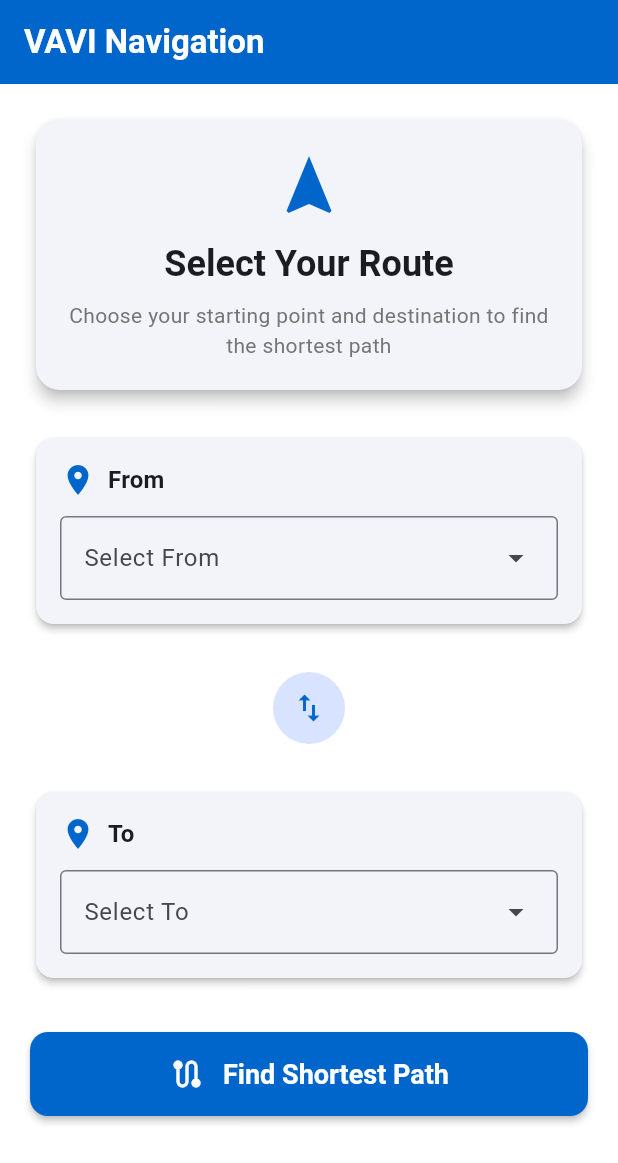
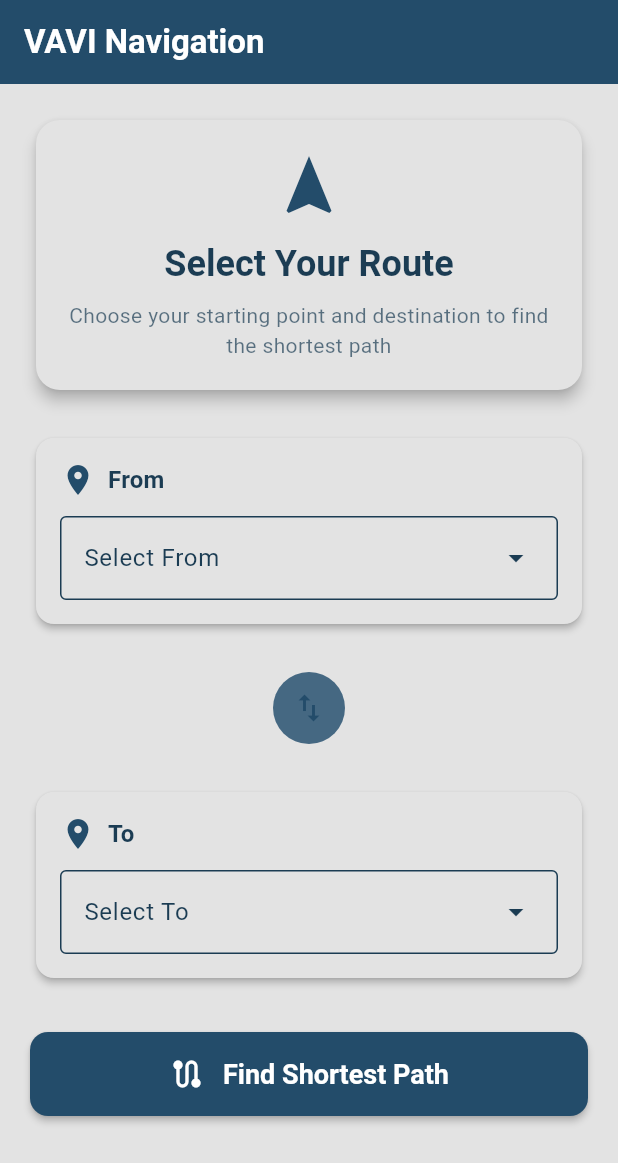
Before and after one commit to ceydakuscuoglu/VaviApp, a Flutter app: the screen it shows after launch, on a phone screen of 412 x 824 dp. Shown: the top 1163 px of the screen. Run offline on Flutter 3.47's test engine with Material 3 defaults, Android fonts, the phone set to English and light mode, and no system bars.

Commit message:
color update

```diff
--- a/lib/main.dart
+++ b/lib/main.dart
@@ -21,33 +21,50 @@ class VaviApp extends StatelessWidget {
       title: 'VAVI - Voice Assistant for Visually Impaired',
       debugShowCheckedModeBanner: false,
       theme: ThemeData(
-        // High contrast theme for visually impaired users
+        // Custom color palette for visually impaired users
         brightness: Brightness.light,
-        primaryColor: const Color(0xFF0066CC),
-        colorScheme: ColorScheme.fromSeed(
-          seedColor: const Color(0xFF0066CC),
-          brightness: Brightness.light,
-          // High contrast colors
-          primary: const Color(0xFF0066CC),
-          secondary: const Color(0xFF0066CC),
-          surface: Colors.white,
+        primaryColor: const Color(0xFF234C6A), // Medium muted blue
+        colorScheme: ColorScheme.light(
+          // Primary colors from palette
+          primary: const Color(0xFF234C6A), // #234C6A - slightly lighter muted blue
+          onPrimary: Colors.white,
+          primaryContainer: const Color(0xFF456882), // #456882 - medium desaturated blue-grey
+          onPrimaryContainer: Colors.white,
+
+          // Secondary/Accent colors
+          secondary: const Color(0xFF1B3C53), // #1B3C53 - dark muted blue
+          onSecondary: Colors.white,
+          secondaryContainer: const Color(0xFF456882), // #456882 - medium desaturated blue-grey
+          onSecondaryContainer: Colors.white,
+
+          // Surface colors
+          surface: const Color(0xFFE3E3E3), // #E3E3E3 - very light grey
+          onSurface: const Color(0xFF1B3C53), // Dark blue for text on light surface
+          surfaceContainerHighest: const Color(0xFF456882).withOpacity(0.2),
+
+          // Background
+          background: const Color(0xFFE3E3E3), // #E3E3E3 - very light grey
+          onBackground: const Color(0xFF1B3C53), // Dark blue for text on light background
+
+          // Error
           error: const Color(0xFFCC0000),
+          onError: Colors.white,
         ),
         // Support large font sizes
         textTheme: const TextTheme(
           headlineLarge: TextStyle(
             fontSize: 28,
             fontWeight: FontWeight.bold,
-            color: Color(0xFF000000),
+            color: Color(0xFF1B3C53), // Dark muted blue from palette
           ),
           titleLarge: TextStyle(
             fontSize: 22,
             fontWeight: FontWeight.w600,
-            color: Color(0xFF000000),
+            color: Color(0xFF1B3C53), // Dark muted blue from palette
           ),
           bodyLarge: TextStyle(
             fontSize: 18,
-            color: Color(0xFF000000),
+            color: Color(0xFF1B3C53), // Dark muted blue from palette
           ),
         ),
         // Large touch targets
@@ -61,7 +78,7 @@ class VaviApp extends StatelessWidget {
         // High contrast dropdowns
         dropdownMenuTheme: DropdownMenuThemeData(
           menuStyle: MenuStyle(
-            backgroundColor: WidgetStateProperty.all(Colors.white),
+            backgroundColor: WidgetStateProperty.all(const Color(0xFFE3E3E3)), // Light grey from palette
             elevation: WidgetStateProperty.all(4),
           ),
         ),
--- a/lib/screens/landing_screen.dart
+++ b/lib/screens/landing_screen.dart
@@ -165,13 +165,13 @@ class _LandingScreenState extends State<LandingScreen> {
   Color _getNodeTypeColor(String type) {
     switch (type.toLowerCase()) {
       case 'lab':
-        return Colors.purple;
+        return const Color(0xFF1B3C53); // Dark muted blue from palette
       case 'office':
-        return Colors.blue;
+        return const Color(0xFF234C6A); // Primary blue from palette
       case 'connection':
-        return Colors.green;
+        return const Color(0xFF456882); // Medium blue-grey from palette
       default:
-        return Colors.grey;
+        return const Color(0xFF456882); // Medium blue-grey from palette
     }
   }
 
@@ -254,7 +254,7 @@ class _LandingScreenState extends State<LandingScreen> {
                                   'Choose your starting point and destination to find the shortest path',
                                   textAlign: TextAlign.center,
                                   style: Theme.of(context).textTheme.bodyMedium?.copyWith(
-                                        color: Colors.grey[600],
+                                        color: Theme.of(context).colorScheme.onSurface.withOpacity(0.7),
                                       ),
                                 ),
                               ],
```
Also changed, not shown: lib/screens/path_visualization_screen.dart (+22 -17 lines).
